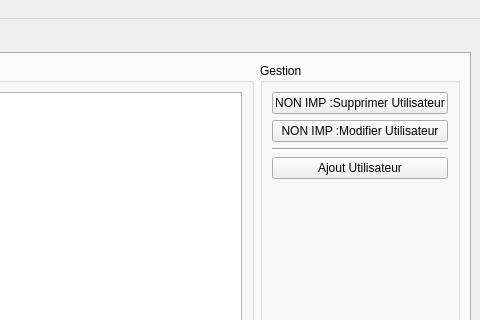
Qt form mainwindow.ui (diluxe01/Micro_Brico) before a commit; both pictures show x 966 to 1446 and y 0 to 320 of the 1446 by 829 pixel window.
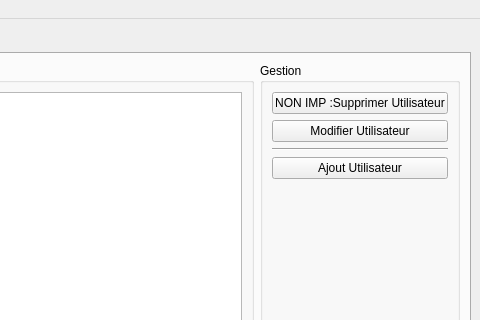
The same form after that commit. The open tabs and pages were chosen to show the change.

Commit message: GESUSER: possibilité de modifier un utilisateur (mdp inclus)

What changed in the file:
```diff
--- a/mainwindow.ui
+++ b/mainwindow.ui
@@ -150,7 +150,7 @@
              <item>
               <widget class="QPushButton" name="GESUSER_pushButton_modify_user">
                <property name="text">
-                <string>NON IMP :Modifier Utilisateur</string>
+                <string>Modifier Utilisateur</string>
                </property>
               </widget>
              </item>
```
Left out of the diff: 2 changed lines with no effect on the pictures. The commit also changes 11 other files.
